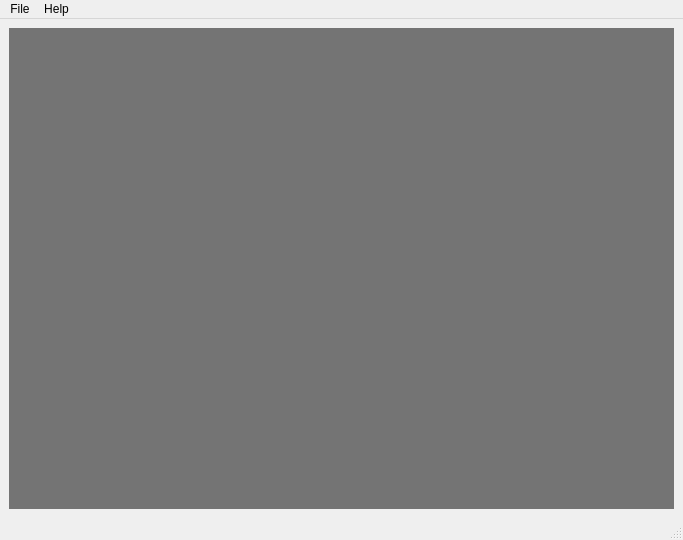
The window that Apps/Editors/MainWindow.ui (s-daveb/elemental-game) describes before a commit, drawn with Qt 5.
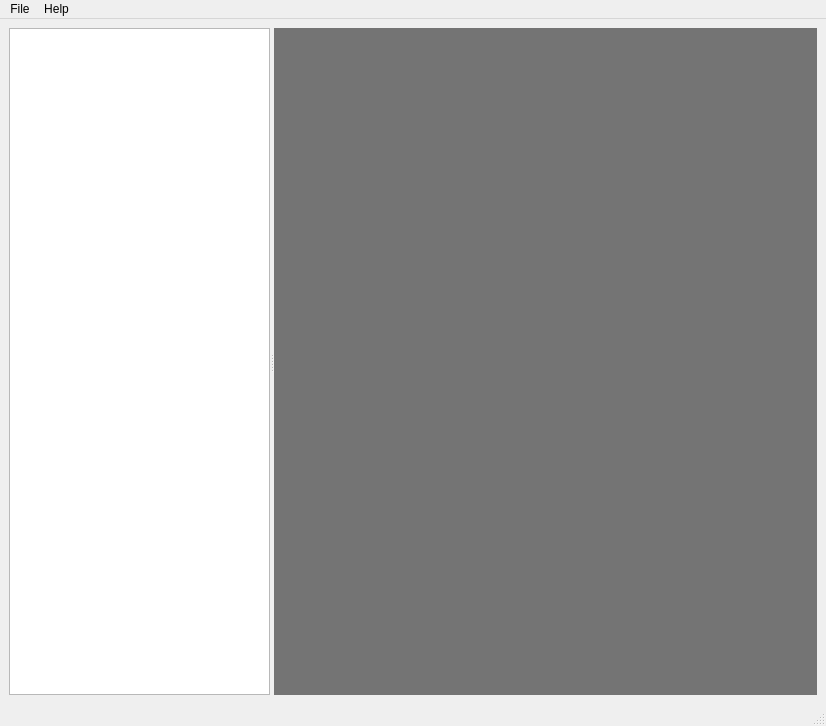
The same window after the commit.

Commit message: Temporary commit, please squash

Patch:
```diff
--- a/Apps/Editors/MainWindow.ui
+++ b/Apps/Editors/MainWindow.ui
@@ -6,8 +6,8 @@
    <rect>
     <x>0</x>
     <y>0</y>
-    <width>683</width>
-    <height>540</height>
+    <width>826</width>
+    <height>726</height>
    </rect>
   </property>
   <property name="sizePolicy">
@@ -25,8 +25,11 @@
    </property>
    <layout class="QHBoxLayout" name="horizontalLayout_2">
     <item>
-     <layout class="QVBoxLayout" name="verticalLayout">
-      <item>
+     <widget class="QSplitter" name="splitter">
+      <property name="orientation">
+       <enum>Qt::Orientation::Horizontal</enum>
+      </property>
+      <widget class="QTreeView" name="fsTreeView"/>
        <widget class="QMdiArea" name="mdiArea">
         <property name="autoFillBackground">
          <bool>true</bool>
@@ -62,11 +65,10 @@
          <bool>true</bool>
         </property>
         <property name="tabPosition">
-         <enum>QTabWidget::North</enum>
-        </property>
-       </widget>
-      </item>
-     </layout>
+        <enum>QTabWidget::TabPosition::North</enum>
+       </property>
+      </widget>
+     </widget>
     </item>
    </layout>
   </widget>
@@ -75,7 +77,7 @@
     <rect>
      <x>0</x>
      <y>0</y>
-     <width>683</width>
+     <width>826</width>
      <height>24</height>
     </rect>
    </property>
```
Left out of the diff: 10 changed lines with no effect on the pictures. Lines whose indentation alone changed are shown as unchanged. The commit also changes 1 other file.
